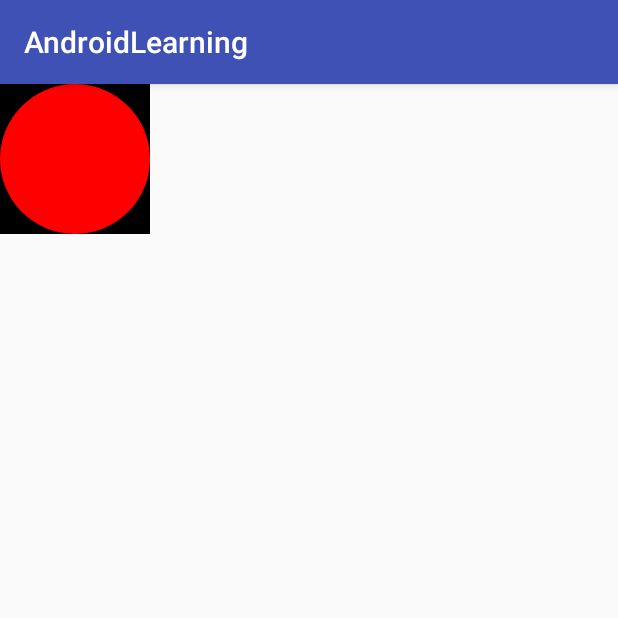
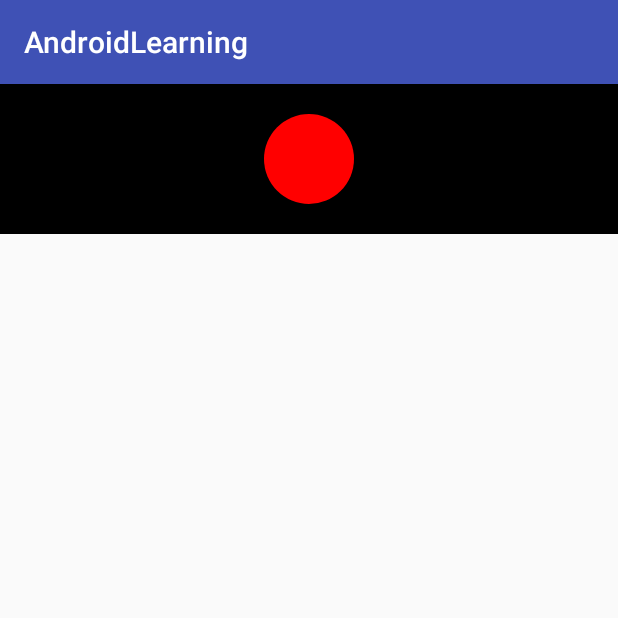
Before and after one commit to x1876631/AndroidLearning, an Android app: the ViewLearningActivity screen opened directly, with no data from a screen before it, on a phone screen of 412 x 824 dp, the top half of it. Run offline under Robolectric (Android 15) with nearby library versions, the phone set to English and light mode, and no system bars.

Commit message:
完善自定义绘制圆，增加对padding的设置

```diff
--- a/app/src/main/java/viewLearning/CircleView.java
+++ b/app/src/main/java/viewLearning/CircleView.java
@@ -10,6 +10,11 @@ import android.view.View;
 /**
  * Created by xuye on 16/11/18
  * 自定义view学习，只是简单的绘制一个圆
+ * <p/>
+ * 【注意】
+ * 1、直接继承view，需要对padding做处理，否则padding会失效
+ * 2、直接继承view，需要对wrap_content做处理，否则wrap_content效果等同于match_parent
+ * 为什么会导致上面的问题呢？看源码
  */
 public class CircleView extends View {
 
@@ -38,9 +43,16 @@ public class CircleView extends View {
     @Override
     protected void onDraw(Canvas canvas) {
         super.onDraw(canvas);
-        int width = getWidth();
-        int height = getHeight();
+        int paddingLeft = getPaddingLeft();
+        int paddingRight = getPaddingRight();
+        int paddingTop = getPaddingTop();
+        int paddingBottom = getPaddingBottom();
+        //获取圆的宽高，例如：圆的宽度 = view的宽度 - view的左右padding
+        int width = getWidth() - paddingLeft - paddingRight;
+        int height = getHeight() - paddingTop - paddingBottom;
+        //获取要绘制的圆的半径
         int radius = Math.min(width, height) / 2;
-        canvas.drawCircle(width / 2, height / 2, radius, mPaint);
+        //绘制圆，padding作用于圆上
+        canvas.drawCircle(paddingLeft + width / 2, paddingTop + height / 2, radius, mPaint);
     }
 }
--- a/app/src/main/res/layout/activity_main.xml
+++ b/app/src/main/res/layout/activity_main.xml
@@ -9,11 +9,7 @@
 
     <TextView
         android:id="@+id/view_learning_button"
-        android:layout_width="match_parent"
-        android:layout_height="40dp"
-        android:gravity="center"
+        style="@style/MainJumpText"
         android:text="@string/main_jump_view_learning"
-        android:textColor="@android:color/black"
-        android:textSize="20sp"
         />
 </RelativeLayout>
--- a/app/src/main/res/layout/activity_view_learning.xml
+++ b/app/src/main/res/layout/activity_view_learning.xml
@@ -53,7 +53,8 @@
 
     <viewLearning.CircleView
         android:id="@+id/circle_view"
-        android:layout_width="100dp"
+        android:layout_width="wrap_content"
+        android:padding="@dimen/size_20"
         android:layout_height="100dp"
         android:background="@android:color/black"
         />
--- a/app/src/main/res/values/dimens.xml
+++ b/app/src/main/res/values/dimens.xml
@@ -2,4 +2,10 @@
     <!-- Default screen margins, per the Android Design guidelines. -->
     <dimen name="activity_horizontal_margin">16dp</dimen>
     <dimen name="activity_vertical_margin">16dp</dimen>
+
+    <dimen name="size_40">40dp</dimen>
+    <dimen name="size_20">20dp</dimen>
+
+
+    <dimen name="text_size_20">20sp</dimen>
 </resources>
```
Also changed, not shown: app/src/main/res/drawable/bg_common_button.xml (added, +7 -0 lines), app/src/main/res/values/styles.xml (+9 -0 lines).
